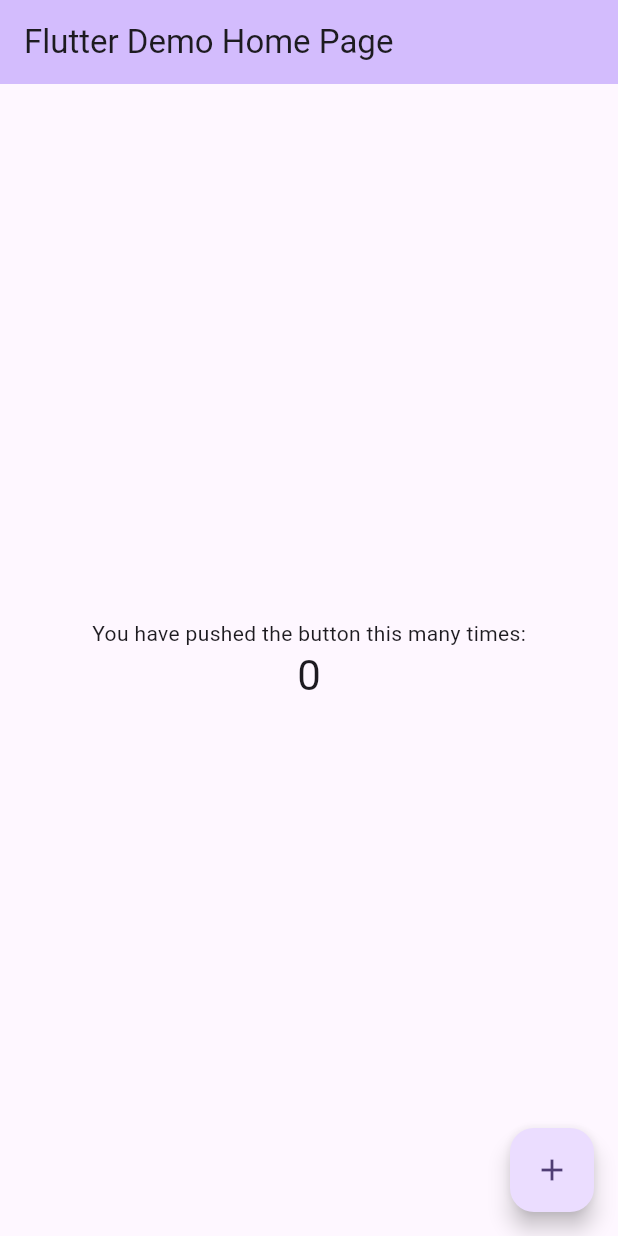
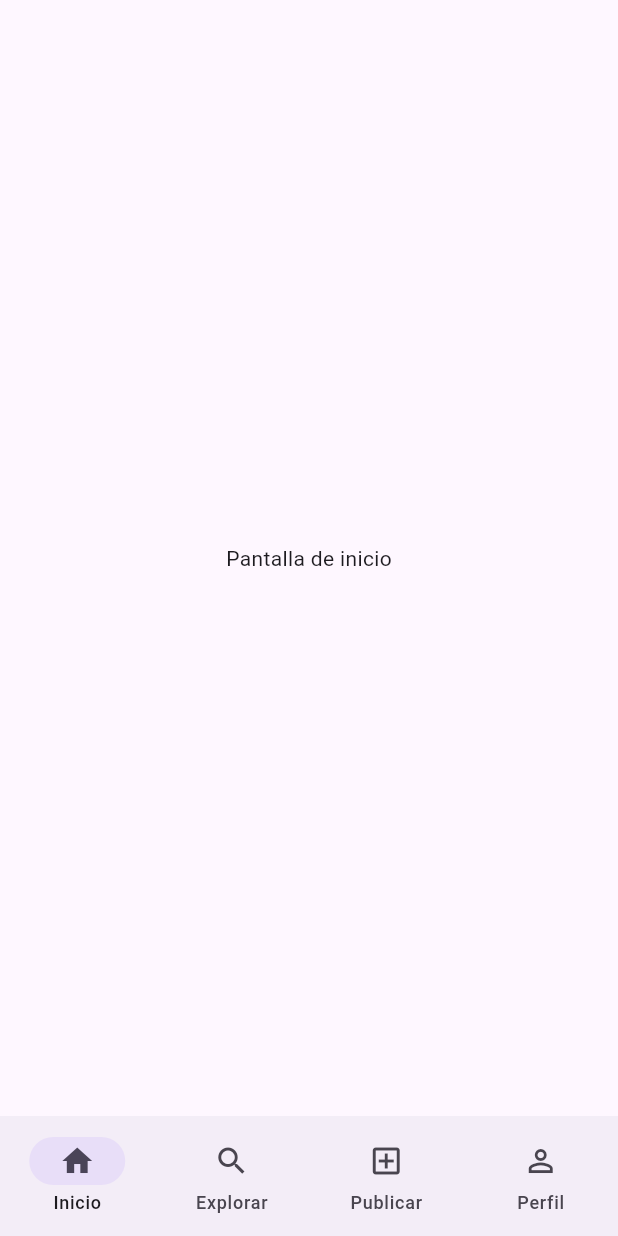
Before and after one commit to 14063-work/minithreads, a Flutter app: the screen it shows after launch, on a phone screen of 412 x 824 dp. Run offline on Flutter 3.47's test engine with Material 3 defaults, Android fonts, the phone set to English and light mode, and no system bars.

Commit message:
Navegación Principal

```diff
--- a/lib/main.dart
+++ b/lib/main.dart
@@ -1,122 +1,20 @@
 import 'package:flutter/material.dart';
+import 'pantallas/principal_page.dart';
 
-void main() {
-  runApp(const MyApp());
+
+void main () {
+  runApp(const Minithreads());
 }
 
-class MyApp extends StatelessWidget {
-  const MyApp({super.key});
+class Minithreads extends StatelessWidget {
 
-  // This widget is the root of your application.
+  const Minithreads({super.key});
+
   @override
   Widget build(BuildContext context) {
-    return MaterialApp(
-      title: 'Flutter Demo',
-      theme: ThemeData(
-        // This is the theme of your application.
-        //
-        // TRY THIS: Try running your application with "flutter run". You'll see
-        // the application has a purple toolbar. Then, without quitting the app,
-        // try changing the seedColor in the colorScheme below to Colors.green
-        // and then invoke "hot reload" (save your changes or press the "hot
-        // reload" button in a Flutter-supported IDE, or press "r" if you used
-        // the command line to start the app).
-        //
-        // Notice that the counter didn't reset back to zero; the application
-        // state is not lost during the reload. To reset the state, use hot
-        // restart instead.
-        //
-        // This works for code too, not just values: Most code changes can be
-        // tested with just a hot reload.
-        colorScheme: .fromSeed(seedColor: Colors.deepPurple),
-      ),
-      home: const MyHomePage(title: 'Flutter Demo Home Page'),
+    return const MaterialApp(
+      debugShowCheckedModeBanner: false,
+      home: PrincipalPage(),
     );
   }
 }
-
-class MyHomePage extends StatefulWidget {
-  const MyHomePage({super.key, required this.title});
-
-  // This widget is the home page of your application. It is stateful, meaning
-  // that it has a State object (defined below) that contains fields that affect
-  // how it looks.
-
-  // This class is the configuration for the state. It holds the values (in this
-  // case the title) provided by the parent (in this case the App widget) and
-  // used by the build method of the State. Fields in a Widget subclass are
-  // always marked "final".
-
-  final String title;
-
-  @override
-  State<MyHomePage> createState() => _MyHomePageState();
-}
-
-class _MyHomePageState extends State<MyHomePage> {
-  int _counter = 0;
-
-  void _incrementCounter() {
-    setState(() {
-      // This call to setState tells the Flutter framework that something has
-      // changed in this State, which causes it to rerun the build method below
-      // so that the display can reflect the updated values. If we changed
-      // _counter without calling setState(), then the build method would not be
-      // called again, and so nothing would appear to happen.
-      _counter++;
-    });
-  }
-
-  @override
-  Widget build(BuildContext context) {
-    // This method is rerun every time setState is called, for instance as done
-    // by the _incrementCounter method above.
-    //
-    // The Flutter framework has been optimized to make rerunning build methods
-    // fast, so that you can just rebuild anything that needs updating rather
-    // than having to individually change instances of widgets.
-    return Scaffold(
-      appBar: AppBar(
-        // TRY THIS: Try changing the color here to a specific color (to
-        // Colors.amber, perhaps?) and trigger a hot reload to see the AppBar
-        // change color while the other colors stay the same.
-        backgroundColor: Theme.of(context).colorScheme.inversePrimary,
-        // Here we take the value from the MyHomePage object that was created by
-        // the App.build method, and use it to set our appbar title.
-        title: Text(widget.title),
-      ),
-      body: Center(
-        // Center is a layout widget. It takes a single child and positions it
-        // in the middle of the parent.
-        child: Column(
-          // Column is also a layout widget. It takes a list of children and
-          // arranges them vertically. By default, it sizes itself to fit its
-          // children horizontally, and tries to be as tall as its parent.
-          //
-          // Column has various properties to control how it sizes itself and
-          // how it positions its children. Here we use mainAxisAlignment to
-          // center the children vertically; the main axis here is the vertical
-          // axis because Columns are vertical (the cross axis would be
-          // horizontal).
-          //
-          // TRY THIS: Invoke "debug painting" (choose the "Toggle Debug Paint"
-          // action in the IDE, or press "p" in the console), to see the
-          // wireframe for each widget.
-          mainAxisAlignment: .center,
-          children: [
-            const Text('You have pushed the button this many times:'),
-            Text(
-              '$_counter',
-              style: Theme.of(context).textTheme.headlineMedium,
-            ),
-          ],
-        ),
-      ),
-      floatingActionButton: FloatingActionButton(
-        onPressed: _incrementCounter,
-        tooltip: 'Increment',
-        child: const Icon(Icons.add),
-      ),
-    );
-  }
-}
--- /dev/null
+++ b/lib/pantallas/explorar_page.dart
@@ -0,0 +1,14 @@
+import 'package:flutter/material.dart';
+
+class ExplorarPage extends StatelessWidget{
+  const ExplorarPage({super.key});
+
+  @override
+  Widget build(BuildContext context) {
+    return Scaffold(
+      body: Center(
+        child: Text('Pantalla Explorar')
+      )
+    );
+  }
+}
--- /dev/null
+++ b/lib/pantallas/inicio_page.dart
@@ -0,0 +1,14 @@
+import 'package:flutter/material.dart';
+
+class InicioPage extends StatelessWidget {
+  const InicioPage({super.key});
+
+  @override
+  Widget build(BuildContext context) {
+    return const Scaffold(
+      body: Center(
+        child: Text('Pantalla de inicio'),
+      ),
+    );
+  }
+}
--- /dev/null
+++ b/lib/pantallas/perfil_page.dart
@@ -0,0 +1,14 @@
+import 'package:flutter/material.dart';
+
+class PerfilPage extends StatelessWidget{
+  const PerfilPage({super.key});
+
+  @override
+  Widget build(BuildContext context) {
+    return Scaffold(
+      body: Center(
+        child: Text('Pantalla Perfil'),
+      )
+    );
+  }
+}
--- /dev/null
+++ b/lib/pantallas/principal_page.dart
@@ -0,0 +1,71 @@
+import 'package:flutter/material.dart';
+//importamos las pantallas
+import 'inicio_page.dart';
+import 'explorar_page.dart';
+import 'publicar_page.dart';
+import 'perfil_page.dart';
+
+class PrincipalPage extends StatefulWidget {
+
+  const PrincipalPage({super.key});
+
+  @override
+  State<PrincipalPage> createState() {
+    return _PrincipalPageState();
+  }
+}
+
+class _PrincipalPageState extends State<PrincipalPage> {
+  //Creamos una variable guardar la posición seleccionada del menu. La primera posición es 0.
+  int indiceSeleccionado = 0;
+
+  //Creamos una lista con las pantallas, Deben estar en el mismo orden que los botones.
+  final List<Widget> pantallas = const [
+    InicioPage(),
+    ExplorarPage(),
+    PublicarPage(),
+    PerfilPage(),
+  ];
+
+  //Creamos el método para cambiar de pantalla
+  void cambiarPantalla(int nuevoIndice) {
+    setState(() {
+      indiceSeleccionado = nuevoIndice;
+    });
+  }
+
+  @override
+  Widget build(BuildContext context) {
+    return Scaffold(
+      body: pantallas[indiceSeleccionado],
+      bottomNavigationBar: NavigationBar(
+        selectedIndex: indiceSeleccionado,
+        onDestinationSelected: (int nuevoIndice) {
+          cambiarPantalla(nuevoIndice);
+          },
+          destinations: [
+            NavigationDestination(
+              icon: Icon(Icons.search_outlined),
+              selectedIcon: Icon(Icons.home),
+              label: 'Inicio'
+            ),
+            NavigationDestination(
+              icon: Icon(Icons.search_outlined),
+              selectedIcon: Icon(Icons.search),
+              label: 'Explorar'
+            ),
+            NavigationDestination(
+              icon: Icon(Icons.add_box_outlined),
+              selectedIcon: Icon(Icons.add_box),
+              label: 'Publicar'
+            ),
+            NavigationDestination(
+              icon: Icon(Icons.person_outline),
+              selectedIcon: Icon(Icons.person),
+              label: 'Perfil'
+            ),
+          ],
+         ),
+      );
+  }
+}
--- /dev/null
+++ b/lib/pantallas/publicar_page.dart
@@ -0,0 +1,14 @@
+import 'package:flutter/material.dart';
+
+class PublicarPage extends StatelessWidget{
+  const PublicarPage({super.key});
+
+  @override
+  Widget build(BuildContext context) {
+    return Scaffold(
+      body: Center(
+        child: Text('Pantalla Publicar')
+      )
+    );
+  }
+}
```
